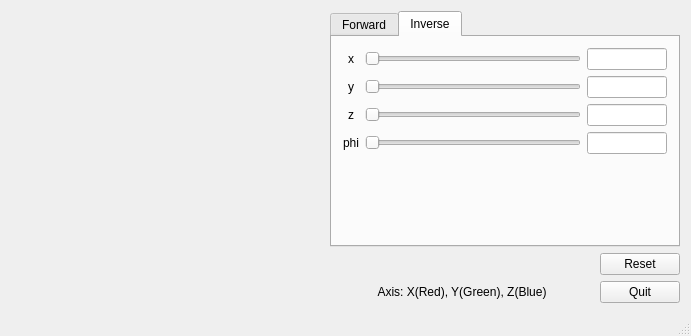
Old version of the form PhantomX-Robot-Arm-Kit/mainwindow.ui in the repository lego8421/PhantomX-Robot-Arm-Kit.
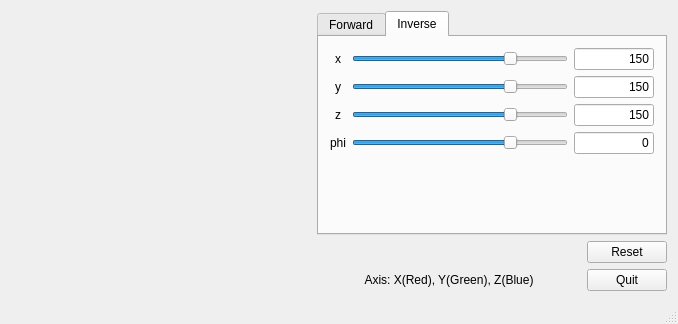
New version of the form. The open tabs and pages were chosen to show the change. Icons and pictures are not drawn. Custom widgets are drawn as their Qt base class.

Commit message: add slider/lineEdit event on inverse tab

```diff
--- a/PhantomX-Robot-Arm-Kit/mainwindow.ui
+++ b/PhantomX-Robot-Arm-Kit/mainwindow.ui
@@ -6,8 +6,8 @@
    <rect>
     <x>0</x>
     <y>0</y>
-    <width>691</width>
-    <height>336</height>
+    <width>676</width>
+    <height>324</height>
    </rect>
   </property>
   <property name="sizePolicy">
@@ -506,6 +506,15 @@
             </item>
             <item row="2" column="1">
              <widget class="QSlider" name="horizontalSliderZ">
+              <property name="minimum">
+               <number>-300</number>
+              </property>
+              <property name="maximum">
+               <number>300</number>
+              </property>
+              <property name="value">
+               <number>150</number>
+              </property>
               <property name="orientation">
                <enum>Qt::Horizontal</enum>
               </property>
@@ -541,10 +550,25 @@
                 <height>16777215</height>
                </size>
               </property>
+              <property name="text">
+               <string>150</string>
+              </property>
+              <property name="alignment">
+               <set>Qt::AlignRight|Qt::AlignTrailing|Qt::AlignVCenter</set>
+              </property>
              </widget>
             </item>
             <item row="3" column="1">
              <widget class="QSlider" name="horizontalSliderPhi">
+              <property name="minimum">
+               <number>-300</number>
+              </property>
+              <property name="maximum">
+               <number>300</number>
+              </property>
+              <property name="value">
+               <number>150</number>
+              </property>
               <property name="orientation">
                <enum>Qt::Horizontal</enum>
               </property>
@@ -564,10 +588,25 @@
                 <height>16777215</height>
                </size>
               </property>
+              <property name="text">
+               <string>150</string>
+              </property>
+              <property name="alignment">
+               <set>Qt::AlignRight|Qt::AlignTrailing|Qt::AlignVCenter</set>
+              </property>
              </widget>
             </item>
             <item row="1" column="1">
              <widget class="QSlider" name="horizontalSliderY">
+              <property name="minimum">
+               <number>-300</number>
+              </property>
+              <property name="maximum">
+               <number>300</number>
+              </property>
+              <property name="value">
+               <number>150</number>
+              </property>
               <property name="orientation">
                <enum>Qt::Horizontal</enum>
               </property>
@@ -607,6 +646,15 @@
             </item>
             <item row="0" column="1">
              <widget class="QSlider" name="horizontalSliderX">
+              <property name="minimum">
+               <number>-300</number>
+              </property>
+              <property name="maximum">
+               <number>300</number>
+              </property>
+              <property name="value">
+               <number>150</number>
+              </property>
               <property name="orientation">
                <enum>Qt::Horizontal</enum>
               </property>
@@ -626,6 +674,12 @@
                 <height>16777215</height>
                </size>
               </property>
+              <property name="text">
+               <string>150</string>
+              </property>
+              <property name="alignment">
+               <set>Qt::AlignRight|Qt::AlignTrailing|Qt::AlignVCenter</set>
+              </property>
              </widget>
             </item>
             <item row="3" column="2">
@@ -642,6 +696,12 @@
                 <height>16777215</height>
                </size>
               </property>
+              <property name="text">
+               <string>0</string>
+              </property>
+              <property name="alignment">
+               <set>Qt::AlignRight|Qt::AlignTrailing|Qt::AlignVCenter</set>
+              </property>
              </widget>
             </item>
             <item row="4" column="2">
```
The commit also changes 2 other files.
